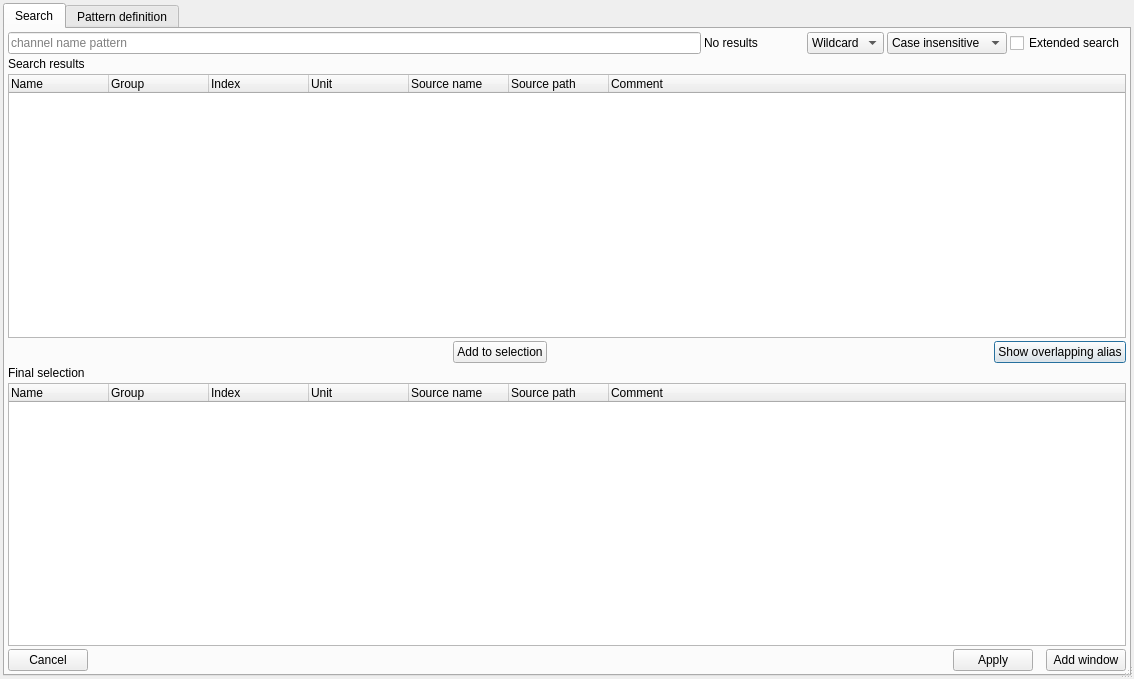
Above: src/asammdf/gui/ui/search_dialog.ui from danielhrisca/asammdf before the change. Below: the same form after it.
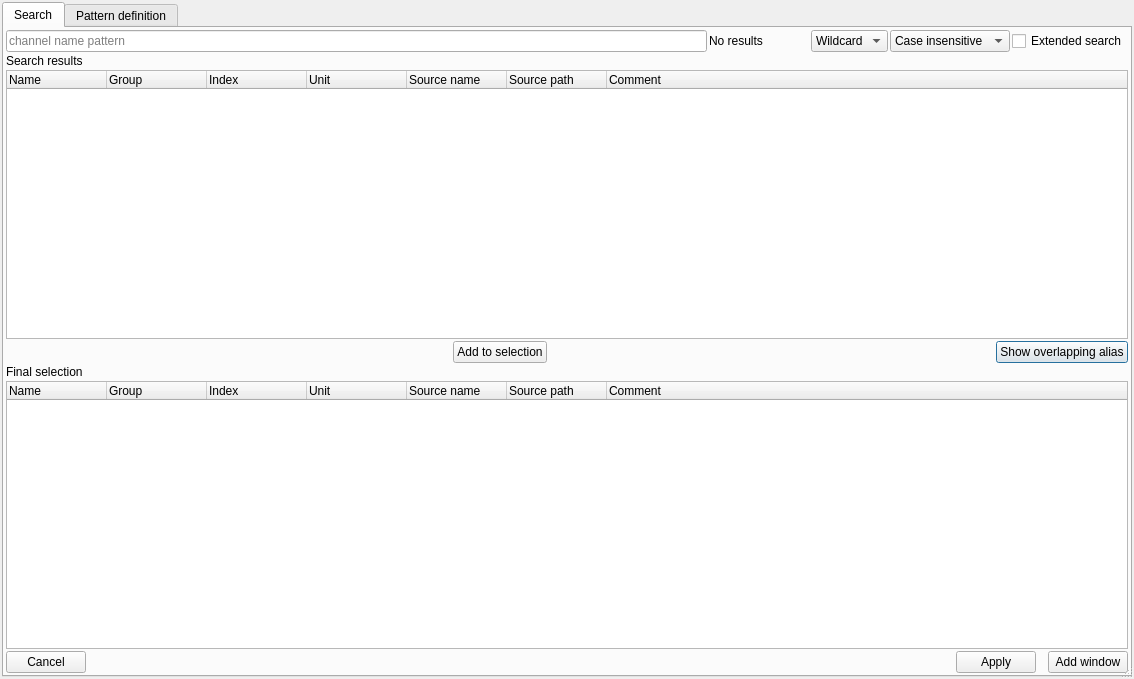
That is the form after the change. Icons and pictures are not drawn. Custom widgets are drawn as their Qt base class.

Diff of the .ui file:
```diff
--- a/src/asammdf/gui/ui/search_dialog.ui
+++ b/src/asammdf/gui/ui/search_dialog.ui
@@ -18,19 +18,19 @@
   </property>
   <layout class="QGridLayout" name="gridLayout_2">
    <property name="leftMargin">
-    <number>3</number>
+    <number>2</number>
    </property>
    <property name="topMargin">
-    <number>3</number>
+    <number>2</number>
    </property>
    <property name="rightMargin">
-    <number>3</number>
+    <number>2</number>
    </property>
    <property name="bottomMargin">
-    <number>3</number>
+    <number>2</number>
    </property>
    <property name="spacing">
-    <number>3</number>
+    <number>2</number>
    </property>
    <item row="0" column="0">
     <widget class="QTabWidget" name="tabs">
@@ -47,19 +47,19 @@
       </attribute>
       <layout class="QGridLayout" name="gridLayout" rowstretch="0,0,1,0,0,1,0">
        <property name="leftMargin">
-        <number>3</number>
+        <number>2</number>
        </property>
        <property name="topMargin">
-        <number>3</number>
+        <number>2</number>
        </property>
        <property name="rightMargin">
-        <number>3</number>
+        <number>2</number>
        </property>
        <property name="bottomMargin">
-        <number>3</number>
+        <number>2</number>
        </property>
        <property name="spacing">
-        <number>3</number>
+        <number>2</number>
        </property>
        <item row="0" column="0">
         <widget class="QLineEdit" name="search_box">
@@ -250,7 +250,7 @@
        <item row="3" column="0" colspan="5">
         <layout class="QHBoxLayout" name="horizontalLayout_2">
          <property name="spacing">
-          <number>3</number>
+          <number>2</number>
          </property>
          <item>
           <spacer name="horizontalSpacer_4">
@@ -311,7 +311,7 @@
        <item row="6" column="0" colspan="5">
         <layout class="QHBoxLayout" name="horizontalLayout" stretch="0,1,0,0,0">
          <property name="spacing">
-          <number>3</number>
+          <number>2</number>
          </property>
          <item>
           <widget class="QPushButton" name="cancel_btn">
```
Left out of the diff: 12 changed lines with no effect on the pictures.
